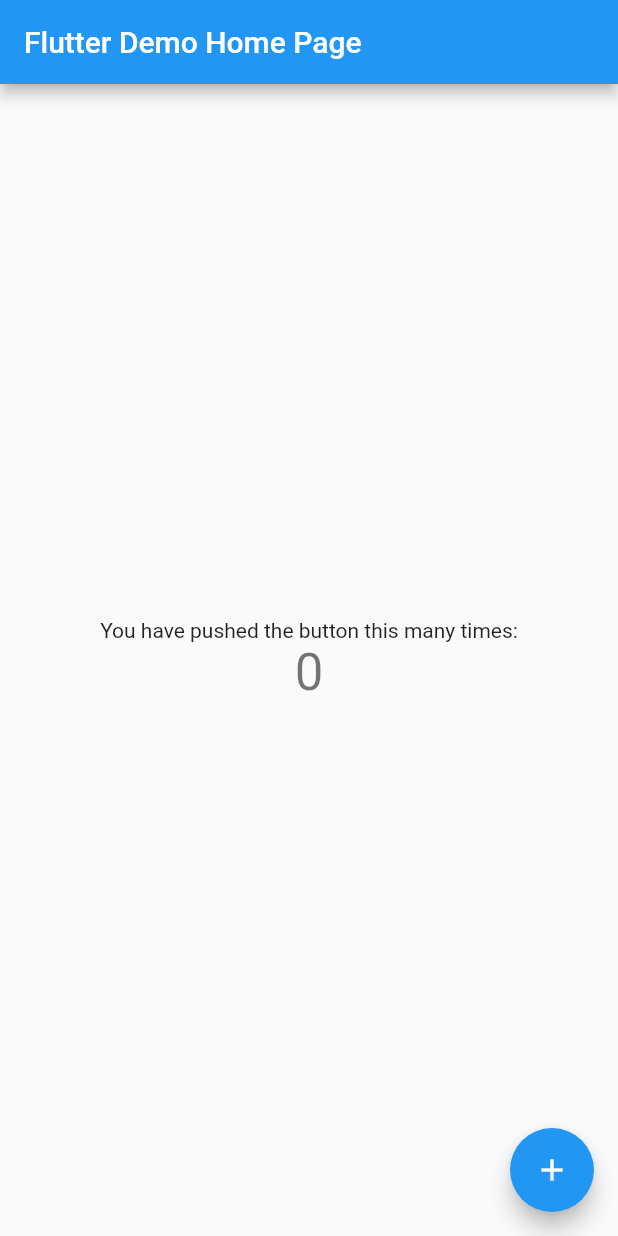
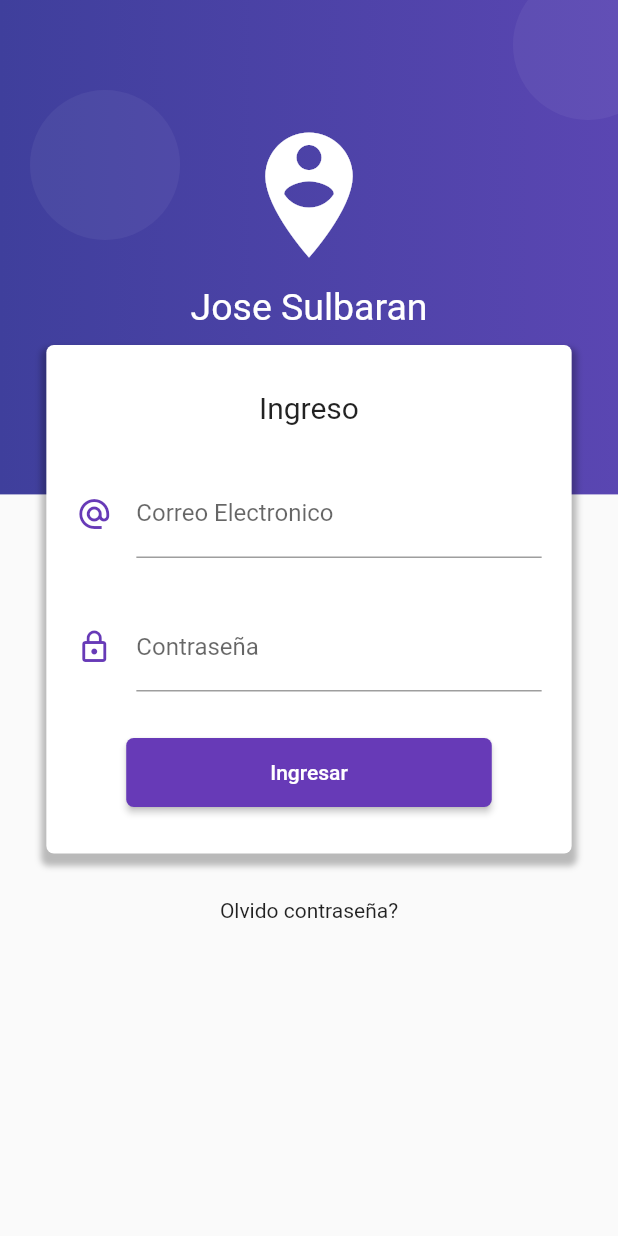
Before and after one commit to jasarmas/flutter_patron_bloc, a Flutter app: the screen it shows after launch, on a phone screen of 412 x 824 dp. Run offline on Flutter 3.47's test engine with Material 2 defaults, Android fonts, the phone set to English and light mode, and no system bars.

Commit message:
incorporando validadores y provider en streams de email y password

```diff
--- a/flutter_patron_bloc/lib/main.dart
+++ b/flutter_patron_bloc/lib/main.dart
@@ -1,117 +1,23 @@
 import 'package:flutter/material.dart';
+import 'package:flutter_patron_bloc/src/bloc/provider.dart';
+import 'package:flutter_patron_bloc/src/pages/home_page.dart';
+import 'package:flutter_patron_bloc/src/pages/login_page.dart';
 
-void main() {
-  runApp(MyApp());
-}
+void main() => runApp(MyApp());
 
 class MyApp extends StatelessWidget {
-  // This widget is the root of your application.
   @override
   Widget build(BuildContext context) {
-    return MaterialApp(
-      title: 'Flutter Demo',
-      theme: ThemeData(
-        // This is the theme of your application.
-        //
-        // Try running your application with "flutter run". You'll see the
-        // application has a blue toolbar. Then, without quitting the app, try
-        // changing the primarySwatch below to Colors.green and then invoke
-        // "hot reload" (press "r" in the console where you ran "flutter run",
-        // or simply save your changes to "hot reload" in a Flutter IDE).
-        // Notice that the counter didn't reset back to zero; the application
-        // is not restarted.
-        primarySwatch: Colors.blue,
-        // This makes the visual density adapt to the platform that you run
-        // the app on. For desktop platforms, the controls will be smaller and
-        // closer together (more dense) than on mobile platforms.
-        visualDensity: VisualDensity.adaptivePlatformDensity,
+    return Provider(
+      child: MaterialApp(
+        title: 'Material App',
+        debugShowCheckedModeBanner: false,
+        initialRoute: "login",
+        routes: {
+          "login": (BuildContext context) => LoginPage(),
+          "home": (BuildContext context) => HomePage(),
+        },
       ),
-      home: MyHomePage(title: 'Flutter Demo Home Page'),
     );
   }
 }
-
-class MyHomePage extends StatefulWidget {
-  MyHomePage({Key key, this.title}) : super(key: key);
-
-  // This widget is the home page of your application. It is stateful, meaning
-  // that it has a State object (defined below) that contains fields that affect
-  // how it looks.
-
-  // This class is the configuration for the state. It holds the values (in this
-  // case the title) provided by the parent (in this case the App widget) and
-  // used by the build method of the State. Fields in a Widget subclass are
-  // always marked "final".
-
-  final String title;
-
-  @override
-  _MyHomePageState createState() => _MyHomePageState();
-}
-
-class _MyHomePageState extends State<MyHomePage> {
-  int _counter = 0;
-
-  void _incrementCounter() {
-    setState(() {
-      // This call to setState tells the Flutter framework that something has
-      // changed in this State, which causes it to rerun the build method below
-      // so that the display can reflect the updated values. If we changed
-      // _counter without calling setState(), then the build method would not be
-      // called again, and so nothing would appear to happen.
-      _counter++;
-    });
-  }
-
-  @override
-  Widget build(BuildContext context) {
-    // This method is rerun every time setState is called, for instance as done
-    // by the _incrementCounter method above.
-    //
-    // The Flutter framework has been optimized to make rerunning build methods
-    // fast, so that you can just rebuild anything that needs updating rather
-    // than having to individually change instances of widgets.
-    return Scaffold(
-      appBar: AppBar(
-        // Here we take the value from the MyHomePage object that was created by
-        // the App.build method, and use it to set our appbar title.
-        title: Text(widget.title),
-      ),
-      body: Center(
-        // Center is a layout widget. It takes a single child and positions it
-        // in the middle of the parent.
-        child: Column(
-          // Column is also a layout widget. It takes a list of children and
-          // arranges them vertically. By default, it sizes itself to fit its
-          // children horizontally, and tries to be as tall as its parent.
-          //
-          // Invoke "debug painting" (press "p" in the console, choose the
-          // "Toggle Debug Paint" action from the Flutter Inspector in Android
-          // Studio, or the "Toggle Debug Paint" command in Visual Studio Code)
-          // to see the wireframe for each widget.
-          //
-          // Column has various properties to control how it sizes itself and
-          // how it positions its children. Here we use mainAxisAlignment to
-          // center the children vertically; the main axis here is the vertical
-          // axis because Columns are vertical (the cross axis would be
-          // horizontal).
-          mainAxisAlignment: MainAxisAlignment.center,
-          children: <Widget>[
-            Text(
-              'You have pushed the button this many times:',
-            ),
-            Text(
-              '$_counter',
-              style: Theme.of(context).textTheme.headline4,
-            ),
-          ],
-        ),
-      ),
-      floatingActionButton: FloatingActionButton(
-        onPressed: _incrementCounter,
-        tooltip: 'Increment',
-        child: Icon(Icons.add),
-      ), // This trailing comma makes auto-formatting nicer for build methods.
-    );
-  }
-}
--- /dev/null
+++ b/flutter_patron_bloc/lib/src/bloc/login_bloc.dart
@@ -0,0 +1,25 @@
+import 'dart:async';
+
+import 'package:flutter_patron_bloc/src/bloc/validators.dart';
+
+class LoginBloc with Validators {
+  final _emailController = StreamController<String>.broadcast();
+  final _passwordController = StreamController<String>.broadcast();
+
+  //recuperar dato del stream
+  Stream<String> get emailStream =>
+      _emailController.stream.transform(validateEmail);
+  Stream<String> get passwordStream =>
+      _passwordController.stream.transform(validatePassword);
+
+  //insertar valores al stream
+  Function(String) get changeEmail => _emailController.sink.add;
+  Function(String) get changePassword => _passwordController.sink.add;
+
+  //cerrar
+
+  dispose() {
+    _emailController?.close();
+    _passwordController?.close();
+  }
+}
--- /dev/null
+++ b/flutter_patron_bloc/lib/src/bloc/provider.dart
@@ -0,0 +1,16 @@
+import 'package:flutter/material.dart';
+import 'package:flutter_patron_bloc/src/bloc/login_bloc.dart';
+export 'package:flutter_patron_bloc/src/bloc/login_bloc.dart';
+
+class Provider extends InheritedWidget {
+  final loginBloc = LoginBloc();
+
+  Provider({Key key, Widget child}) : super(key: key, child: child);
+
+  @override
+  bool updateShouldNotify(covariant InheritedWidget oldWidget) => true;
+
+  static LoginBloc of(BuildContext context) {
+    return context.dependOnInheritedWidgetOfExactType<Provider>().loginBloc;
+  }
+}
--- /dev/null
+++ b/flutter_patron_bloc/lib/src/bloc/validators.dart
@@ -0,0 +1,25 @@
+import 'dart:async';
+
+class Validators {
+  final validateEmail =
+      StreamTransformer<String, String>.fromHandlers(handleData: (email, sink) {
+    Pattern pattern =
+        r'^(([^<>()[\]\\.,;:\s@\"]+(\.[^<>()[\]\\.,;:\s@\"]+)*)|(\".+\"))@((\[[0-9]{1,3}\.[0-9]{1,3}\.[0-9]{1,3}\.[0-9]{1,3}\])|(([a-zA-Z\-0-9]+\.)+[a-zA-Z]{2,}))$';
+    RegExp regExp = new RegExp(pattern);
+
+    if (regExp.hasMatch(email)) {
+      sink.add(email);
+    } else {
+      sink.addError("Email no es correcto");
+    }
+  });
+
+  final validatePassword = StreamTransformer<String, String>.fromHandlers(
+      handleData: (password, sink) {
+    if (password.length >= 6) {
+      sink.add(password);
+    } else {
+      sink.addError("Más de 6 caracteres");
+    }
+  });
+}
--- /dev/null
+++ b/flutter_patron_bloc/lib/src/pages/home_page.dart
@@ -0,0 +1,12 @@
+import 'package:flutter/material.dart';
+
+class HomePage extends StatelessWidget {
+  @override
+  Widget build(BuildContext context) {
+    return Scaffold(
+      appBar: AppBar(
+        title: Text("HomePage"),
+      ),
+    );
+  }
+}
--- /dev/null
+++ b/flutter_patron_bloc/lib/src/pages/login_page.dart
@@ -0,0 +1,180 @@
+import 'package:flutter/material.dart';
+import 'package:flutter_patron_bloc/src/bloc/provider.dart';
+
+class LoginPage extends StatelessWidget {
+  @override
+  Widget build(BuildContext context) {
+    return Scaffold(
+      body: Stack(
+        children: [
+          _createBackground(context),
+          _loginForm(context),
+        ],
+      ),
+    );
+  }
+
+  Widget _createEmail(LoginBloc bloc) {
+    return StreamBuilder(
+      stream: bloc.emailStream,
+      builder: (BuildContext context, AsyncSnapshot snapshot) {
+        return Container(
+          padding: EdgeInsets.symmetric(horizontal: 20.0),
+          child: TextField(
+            keyboardType: TextInputType.emailAddress,
+            decoration: InputDecoration(
+              icon: Icon(
+                Icons.alternate_email,
+                color: Colors.deepPurple,
+              ),
+              hintText: "ejemplo@correo.com",
+              labelText: "Correo Electronico",
+              counterText: snapshot.data,
+              errorText: snapshot.error,
+            ),
+            onChanged: bloc.changeEmail,
+          ),
+        );
+      },
+    );
+  }
+
+  Widget _createButton() {
+    return RaisedButton(
+      child: Container(
+        padding: EdgeInsets.symmetric(horizontal: 80.0, vertical: 15.0),
+        child: Text("Ingresar"),
+      ),
+      shape: RoundedRectangleBorder(
+        borderRadius: BorderRadius.circular(5.0),
+      ),
+      color: Colors.deepPurple,
+      textColor: Colors.white,
+      onPressed: () {},
+    );
+  }
+
+  Widget _createPassword(LoginBloc bloc) {
+    return StreamBuilder(
+      stream: bloc.passwordStream,
+      builder: (BuildContext context, AsyncSnapshot snapshot) {
+        return Container(
+          padding: EdgeInsets.symmetric(horizontal: 20.0),
+          child: TextField(
+            obscureText: true,
+            decoration: InputDecoration(
+              icon: Icon(
+                Icons.lock_outline,
+                color: Colors.deepPurple,
+              ),
+              labelText: "Contraseña",
+              counterText: snapshot.data,
+              errorText: snapshot.error,
+            ),
+            onChanged: bloc.changePassword,
+          ),
+        );
+      },
+    );
+  }
+
+  Widget _loginForm(BuildContext context) {
+    final size = MediaQuery.of(context).size;
+    final bloc = Provider.of(context);
+
+    return SingleChildScrollView(
+      child: Column(
+        children: [
+          SafeArea(
+            child: Container(
+              height: 200.0,
+            ),
+          ),
+          Container(
+            width: size.width * 0.85,
+            padding: EdgeInsets.symmetric(vertical: 30.0),
+            margin: EdgeInsets.symmetric(vertical: 30.0),
+            decoration: BoxDecoration(
+                color: Colors.white,
+                borderRadius: BorderRadius.circular(5.0),
+                boxShadow: [
+                  BoxShadow(
+                    color: Colors.black26,
+                    blurRadius: 3.0,
+                    offset: Offset(0.0, 5.0),
+                    spreadRadius: 3.0,
+                  ),
+                ]),
+            child: Column(
+              children: [
+                Text(
+                  "Ingreso",
+                  style: TextStyle(
+                    fontSize: 20.0,
+                  ),
+                ),
+                SizedBox(height: 30.0),
+                _createEmail(bloc),
+                SizedBox(height: 30.0),
+                _createPassword(bloc),
+                SizedBox(height: 30.0),
+                _createButton(),
+              ],
+            ),
+          ),
+          Text("Olvido contraseña?"),
+          SizedBox(
+            height: 100.0,
+          )
+        ],
+      ),
+    );
+  }
+
+  Widget _createBackground(BuildContext context) {
+    final size = MediaQuery.of(context).size;
+
+    final purpleBackground = Container(
+      height: size.height * 0.4,
+      width: double.infinity,
+      decoration: BoxDecoration(
+        gradient: LinearGradient(colors: <Color>[
+          Color.fromRGBO(63, 63, 156, 1.0),
+          Color.fromRGBO(90, 70, 178, 1.0),
+        ]),
+      ),
+    );
+
+    final circle = Container(
+      width: 100.0,
+      height: 100.0,
+      decoration: BoxDecoration(
+        borderRadius: BorderRadius.circular(100.0),
+        color: Color.fromRGBO(255, 255, 255, 0.05),
+      ),
+    );
+
+    final textWithIcon = Container(
+      padding: EdgeInsets.only(top: 80.0),
+      child: Column(
+        children: [
+          Icon(Icons.person_pin_circle, color: Colors.white, size: 100.0),
+          SizedBox(height: 10.0, width: double.infinity),
+          Text("Jose Sulbaran",
+              style: TextStyle(color: Colors.white, fontSize: 25.0)),
+        ],
+      ),
+    );
+
+    return Stack(
+      children: [
+        purpleBackground,
+        Positioned(child: circle, top: 60.0, left: 20.0),
+        Positioned(child: circle, top: -20, right: -30.0),
+        Positioned(child: circle, bottom: -30, right: -60.0),
+        Positioned(child: circle, bottom: 60, right: 60.0),
+        textWithIcon,
+      ],
+    );
+  }
+}
```
Also changed, not shown: 1 other file.
